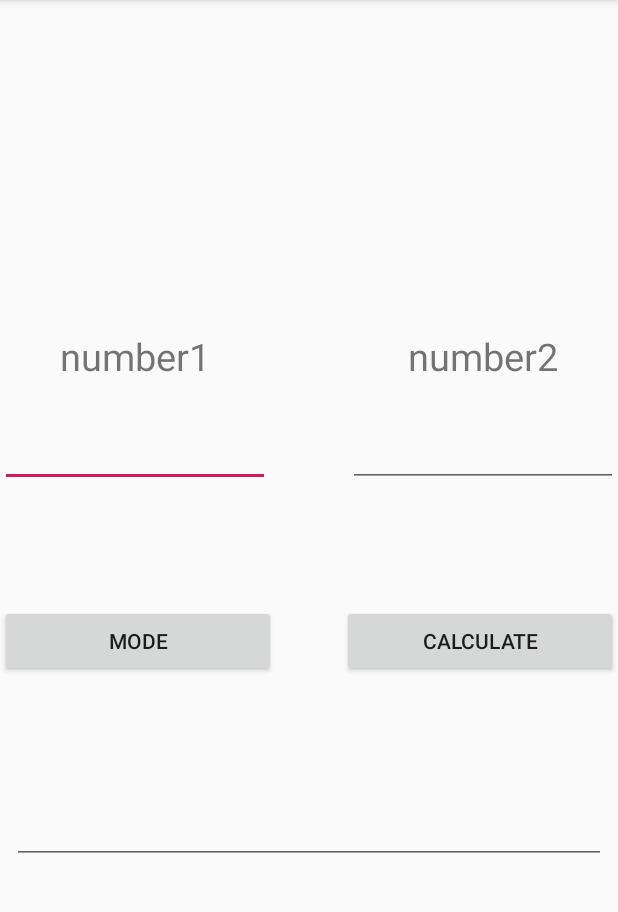
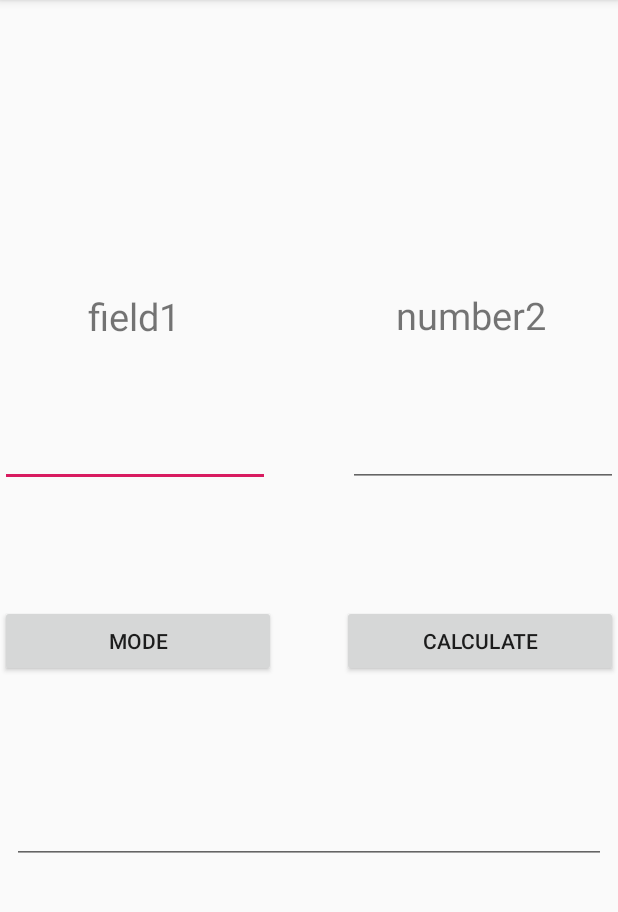
Before and after one commit to knowasaritra/projtest, an Android app: the screen it shows after launch (MainActivity), on a phone screen of 412 x 824 dp, the part 84-996 px from its top. Run offline under Robolectric (Android 15) with nearby library versions, the phone set to English and light mode, and no system bars.

Commit message:
Update activity_main.xml

```diff
--- a/app/src/main/res/layout/activity_main.xml
+++ b/app/src/main/res/layout/activity_main.xml
@@ -10,18 +10,20 @@
         android:id="@+id/textView"
         android:layout_width="wrap_content"
         android:layout_height="wrap_content"
-        android:layout_marginStart="232dp"
-        android:layout_marginLeft="232dp"
-        android:layout_marginBottom="400sp"
+        android:layout_marginStart="8dp"
+        android:layout_marginLeft="8dp"
+        android:layout_marginBottom="8dp"
         android:paddingLeft="40sp"
         android:paddingTop="20sp"
         android:paddingRight="40sp"
         android:text="number2"
         android:textSize="25sp"
         app:layout_constraintBottom_toBottomOf="parent"
+        app:layout_constraintEnd_toEndOf="parent"
+        app:layout_constraintHorizontal_bias="0.964"
         app:layout_constraintStart_toStartOf="parent"
         app:layout_constraintTop_toTopOf="parent"
-        app:layout_constraintVertical_bias="0.638" />
+        app:layout_constraintVertical_bias="0.245" />
 
     <EditText
         android:id="@+id/editText4"
@@ -103,15 +105,19 @@
     <TextView
         android:id="@+id/textView3"
         android:layout_width="wrap_content"
-        android:layout_height="wrap_content"
-        android:layout_marginBottom="400sp"
+        android:layout_height="80dp"
+        android:layout_marginEnd="8dp"
+        android:layout_marginRight="8dp"
+        android:layout_marginBottom="8dp"
         android:paddingLeft="40sp"
         android:paddingTop="20sp"
         android:paddingRight="40sp"
-        android:text="number1"
+        android:text="field1"
         android:textSize="25sp"
         app:layout_constraintBottom_toBottomOf="parent"
+        app:layout_constraintEnd_toEndOf="parent"
+        app:layout_constraintHorizontal_bias="0.071"
         app:layout_constraintStart_toStartOf="parent"
         app:layout_constraintTop_toTopOf="parent"
-        app:layout_constraintVertical_bias="0.638" />
+        app:layout_constraintVertical_bias="0.255" />
 </android.support.constraint.ConstraintLayout>
```
